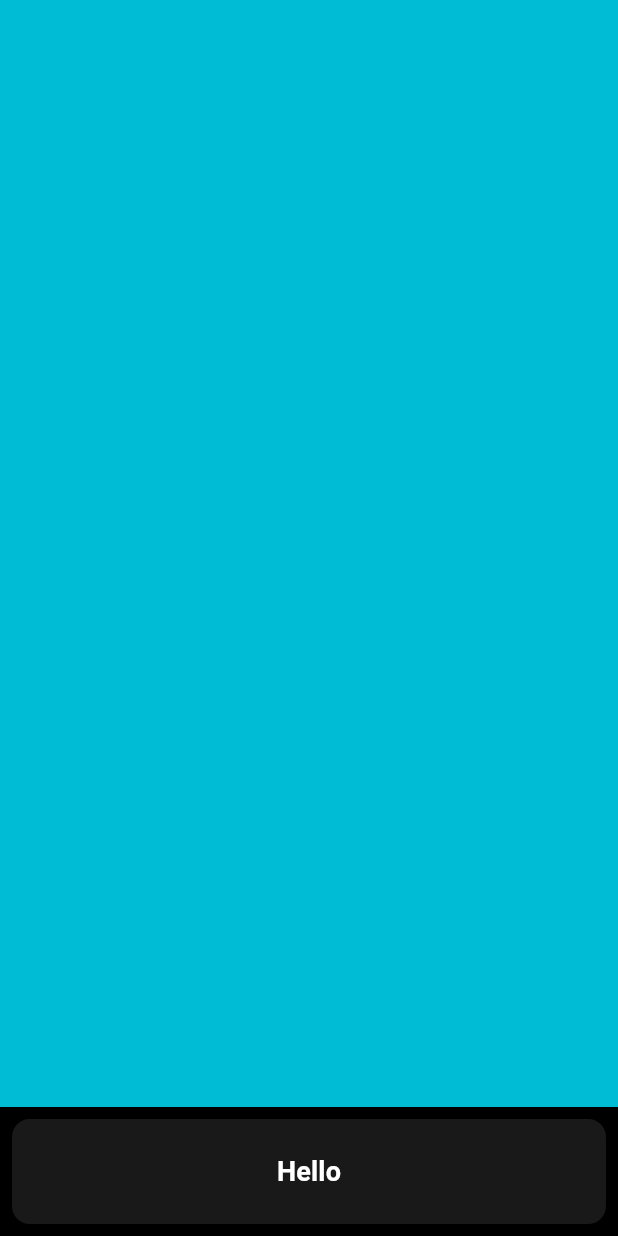
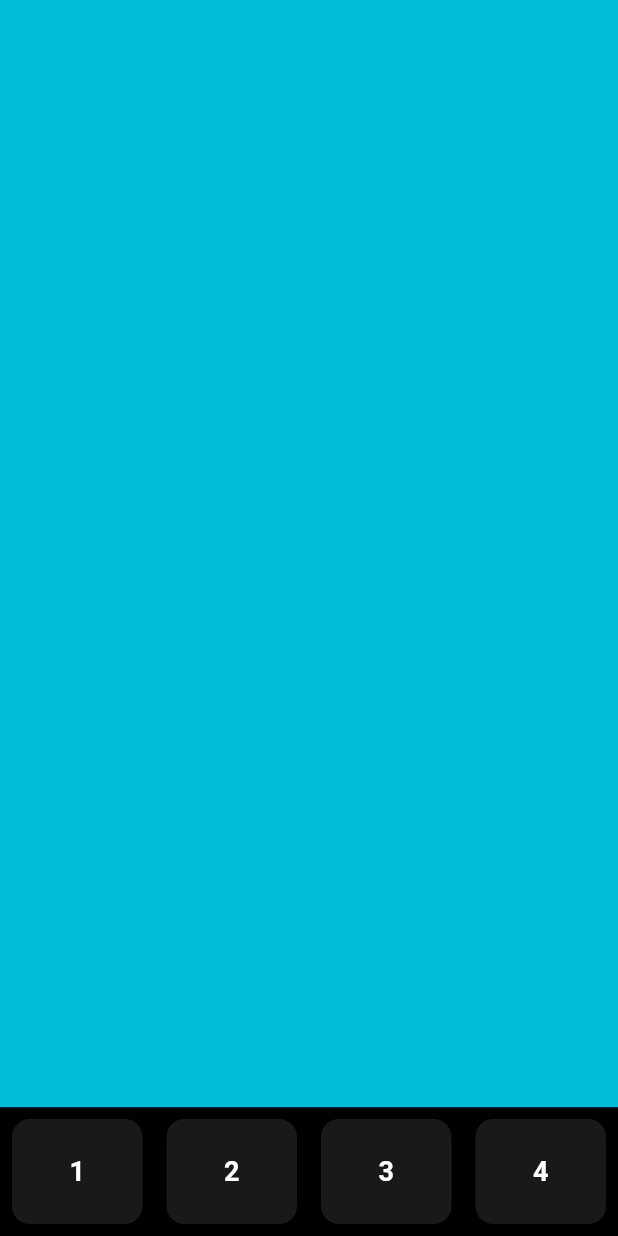
Before and after one commit to ArnabC27/calculator, a Flutter app: the screen it shows after launch, on a phone screen of 412 x 824 dp. Run offline on Flutter 3.47's test engine with Material 3 defaults, Android fonts, the phone set to English and light mode, and no system bars.

Commit message:
13.03.2024

```diff
--- a/lib/main.dart
+++ b/lib/main.dart
@@ -32,7 +32,10 @@ class _CalculatorAppState extends State<CalculatorApp> {
           ),
           Row(
             children: [
-              button(),
+              button('1'),
+              button('2'),
+              button('3'),
+              button('4'),
             ],
           )
         ],
@@ -40,7 +43,7 @@ class _CalculatorAppState extends State<CalculatorApp> {
     );
   }
 
-  Widget button() {
+  Widget button(String text) {
     return Expanded(
         child: Container(
           margin: EdgeInsets.all(8.0),
@@ -53,9 +56,9 @@ class _CalculatorAppState extends State<CalculatorApp> {
                 backgroundColor: buttonColor
             ),
             onPressed: () {},
-            child: const Text(
-              "Hello",
-              style: TextStyle(
+            child: Text(
+              text,
+              style: const TextStyle(
                 fontSize: 18,
                 color: Colors.white,
                 fontWeight: FontWeight.bold,
```
